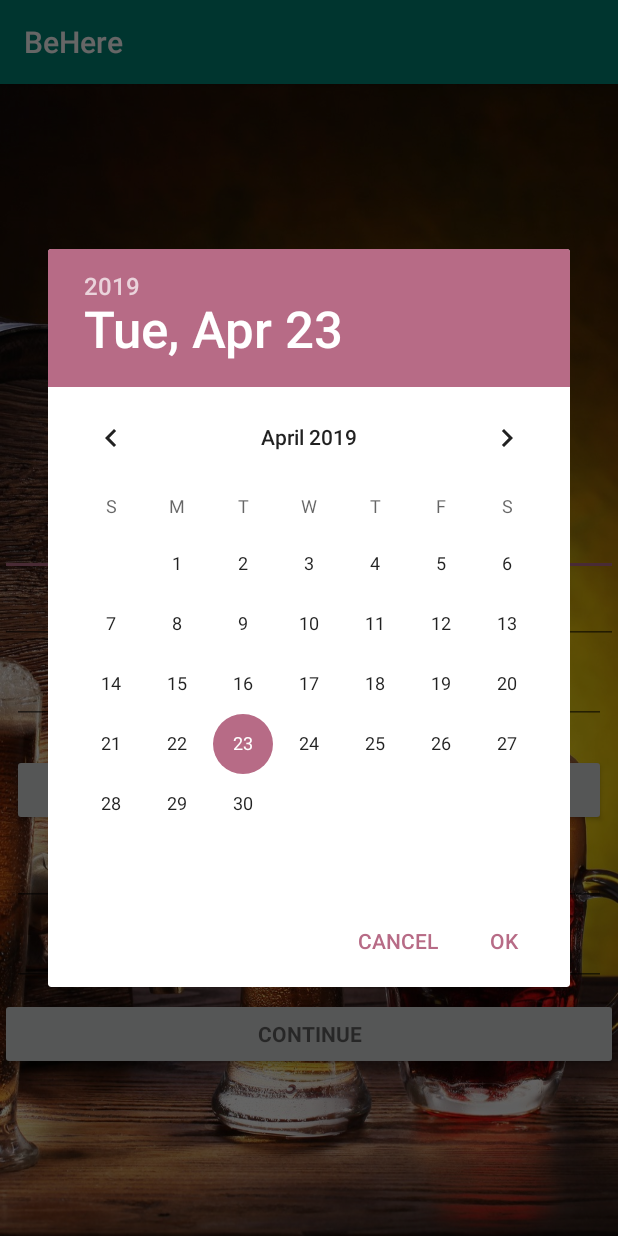
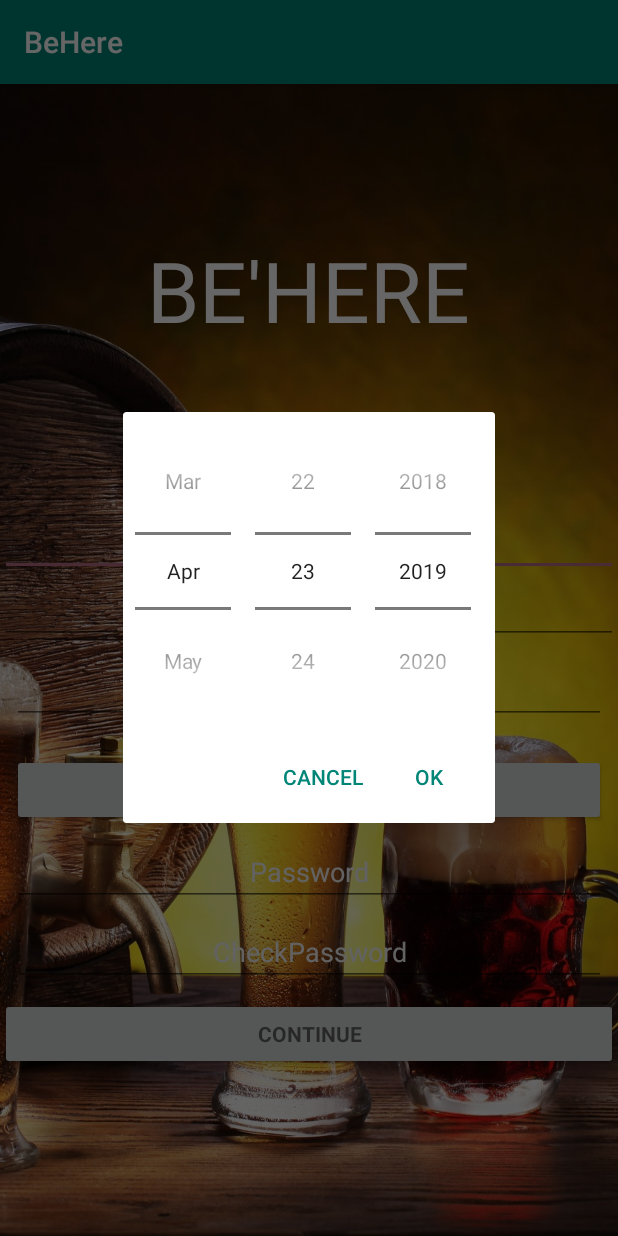
Before and after one commit to BartholomeLeBruno/behere, an Android app: the RegisterFirstStep screen opened directly, with no data from a screen before it, after a tap on "BIRTHDATE", on a phone screen of 412 x 824 dp. Run offline under Robolectric (Android 15) with nearby library versions, the phone set to English and light mode, and no system bars.

Commit message:
change datePicker to spinner mode

```diff
--- a/app/src/main/java/com/example/behere/LoginActivity.java
+++ b/app/src/main/java/com/example/behere/LoginActivity.java
@@ -33,6 +33,7 @@ import com.example.behere.register.RegisterFirstStep;
 import com.example.behere.utils.ApiUsage;
 import com.facebook.CallbackManager;
 
+import org.json.simple.JSONArray;
 import org.json.simple.JSONObject;
 import org.json.simple.parser.JSONParser;
 import org.json.simple.parser.ParseException;
--- a/app/src/main/java/com/example/behere/register/RegisterFirstStep.java
+++ b/app/src/main/java/com/example/behere/register/RegisterFirstStep.java
@@ -11,6 +11,7 @@ import android.view.Window;
 import android.widget.Button;
 import android.widget.DatePicker;
 import android.widget.EditText;
+import android.widget.Spinner;
 import android.widget.TextView;
 
 import com.example.behere.R;
@@ -81,7 +82,12 @@ public class RegisterFirstStep extends AppCompatActivity {
             int day = c.get(Calendar.DAY_OF_MONTH);
 
             // Create a new instance of DatePickerDialog and return it
-            return new DatePickerDialog(getActivity(), this, year, month, day);
+            /*return new DatePickerDialog(getActivity(), this, year, month, day);*/
+
+
+            DatePickerDialog datePickerDialog = new DatePickerDialog(getActivity(),
+                    R.style.CustomDatePickerDialogTheme, this, year, month, day);
+            return datePickerDialog;
         }
 
         public void onDateSet(DatePicker view, int year, int month, int day) {
--- a/app/src/main/res/values/styles.xml
+++ b/app/src/main/res/values/styles.xml
@@ -7,5 +7,12 @@
         <item name="colorPrimaryDark">@color/colorPrimaryDark</item>
         <item name="colorAccent">@color/colorAccent</item>
     </style>
+    <style name="CustomDatePickerDialogTheme" parent="android:Theme.Material.Light.Dialog">
+        <item name="android:datePickerStyle">@style/MyDatePickerStyle</item>
+    </style>
+
+    <style name="MyDatePickerStyle" parent="@android:style/Widget.Material.DatePicker">
+        <item name="android:datePickerMode">spinner</item>
+    </style>
 
 </resources>
```
Also changed, not shown: app/src/main/java/com/example/behere/register/RegisterSecondStep.java (+13 -7 lines).
